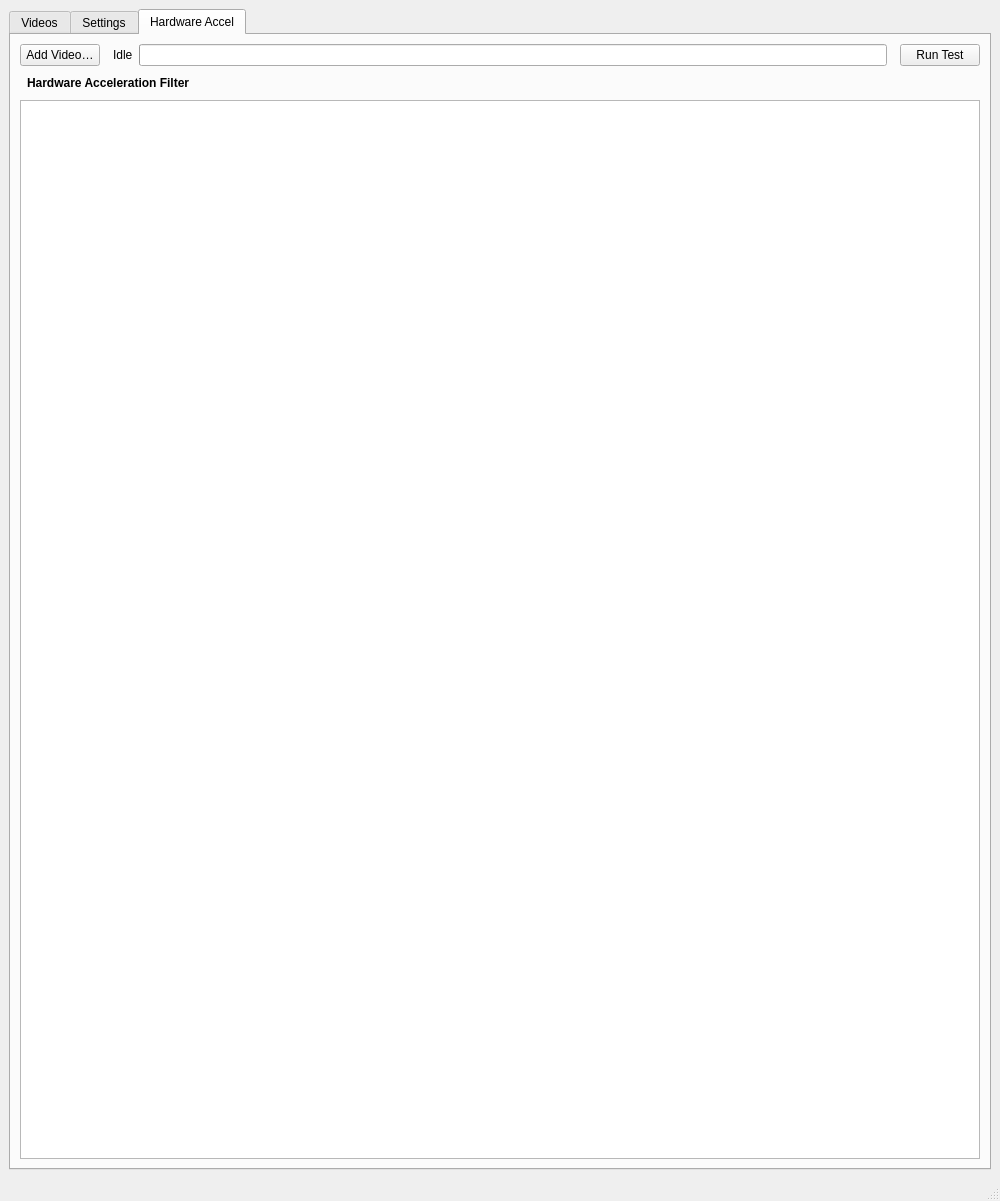
Qt form src/MainWindow.ui (Jake-Andrews/NDVDetector) before a commit.
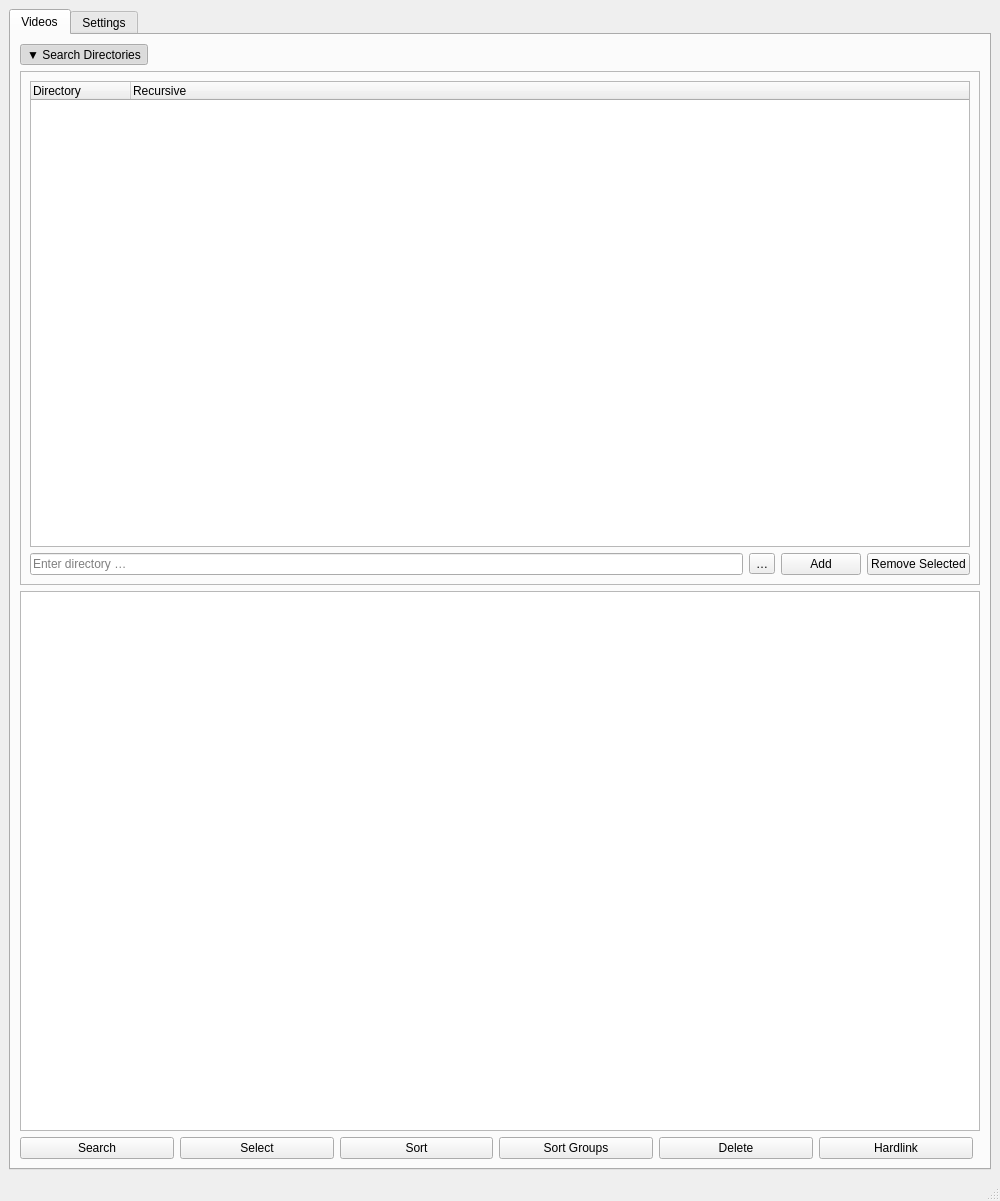
The same form after that commit. The open tabs and pages were chosen to show the change.

Commit message: Remove and replace if necessary references to code that was related to hardware acceleration.

Diff of the .ui file:
```diff
--- a/src/MainWindow.ui
+++ b/src/MainWindow.ui
@@ -68,18 +68,6 @@
         <item>
          <layout class="QHBoxLayout" name="bottomButtons">
           <item><widget class="QPushButton" name="searchButton"><property name="text"><string>Search</string></property></widget></item>
-          <item>
-           <layout class="QHBoxLayout">
-            <item><widget class="QLabel" name="hwDecodeLabel"><property name="text"><string>HW Decoder:</string></property></widget></item>
-            <item><widget class="QComboBox" name="hwDecodeComboBox">
-              <item><property name="text"><string>Auto</string></property></item>
-              <item><property name="text"><string>NVIDIA (NVDEC)</string></property></item>
-              <item><property name="text"><string>Intel (QSV)</string></property></item>
-              <item><property name="text"><string>AMD (VAAPI)</string></property></item>
-              <item><property name="text"><string>CPU Only</string></property></item>
-            </widget></item>
-           </layout>
-          </item>
           <item><widget class="QPushButton" name="selectButton"      ><property name="text"><string>Select</string></property></widget></item>
           <item><widget class="QPushButton" name="sortButton"        ><property name="text"><string>Sort</string></property></widget></item>
           <item><widget class="QPushButton" name="sortGroupsButton"  ><property name="text"><string>Sort Groups</string></property></widget></item>
@@ -253,42 +241,6 @@
        </layout>
       </widget>
 
-      <!-- HARDWARE ACCEL tab -->
-      <widget class="QWidget" name="hardwareAccelTab">
-       <attribute name="title"><string>Hardware Accel</string></attribute>
-       <layout class="QVBoxLayout" name="hardwareAccelLayout">
-    
-        <!-- control buttons between the tables -->
-        <item>
-         <layout class="QHBoxLayout">
-          <item><widget class="QPushButton" name="addVideoButton"     ><property name="text"><string>Add Video…</string></property></widget></item>
-          <item><spacer name="hardwareAccelSpacer2"><property name="orientation"><enum>Qt::Horizontal</enum></property></spacer></item>
-          <item><widget class="QLabel"       name="statusLabel" ><property name="text"><string>Idle</string></property></widget></item>
-          <item><widget class="QProgressBar" name="progressBar" ><property name="textVisible"><bool>false</bool></property></widget></item>
-          <item><spacer name="hardwareAccelSpacer"><property name="orientation"><enum>Qt::Horizontal</enum></property></spacer></item>
-          <item><widget class="QPushButton"  name="runButton"   ><property name="text"><string>Run Test</string></property></widget></item>
-         </layout>
-        </item>
-
-        <item>
-         <widget class="QLabel" name="hardwareFilterLabel">
-          <property name="text"><string>Hardware Acceleration Filter</string></property>
-          <property name="styleSheet"><string>font-weight: bold; padding: 4px;</string></property>
-         </widget>
-        </item>
-
-        <!-- Custom‑tests (video list) table -->
-        <item>
-            <widget class="QTableView" name="customTestsView">
-                <property name="sortingEnabled">
-                    <bool>true</bool>
-                </property>
-            </widget>
-        </item>
-    
-       </layout>
-      </widget>
-
      </widget><!-- QTabWidget -->
     </item>
 
```
The commit also changes 8 other files.
